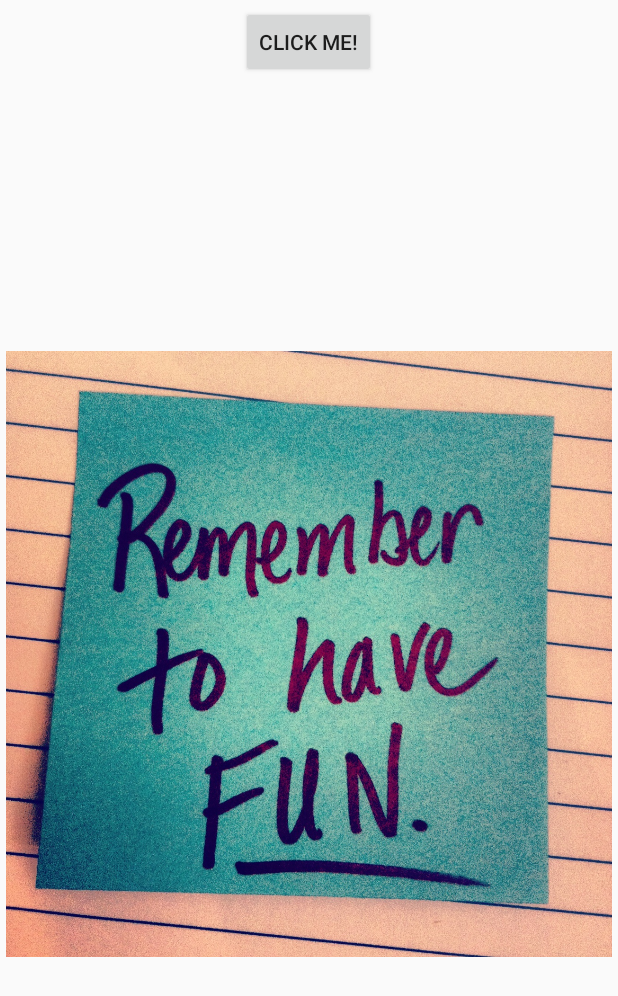
After one commit to kuhnp/stickerProject, an Android app: the layout widget_layout.xml on its own in the app's theme, with its tools: preview values and no code run, on a phone screen of 412 x 824 dp. The commit adds this screen. Shown: the top 996 px of the screen. Run offline under Robolectric (Android 15) with nearby library versions, the phone set to English and light mode, and no system bars.

Commit message:
Creation of the widget that can be edited

```diff
--- /dev/null
+++ b/stickerProject/app/src/main/res/layout/widget_layout.xml
@@ -0,0 +1,27 @@
+<?xml version="1.0" encoding="utf-8"?>
+<LinearLayout
+    xmlns:android="http://schemas.android.com/apk/res/android"
+    android:orientation="vertical"
+    android:layout_width="match_parent"
+    android:layout_height="match_parent"
+    android:gravity="center"
+    android:layout_margin="4dp">
+
+
+
+
+    <Button android:text="Click Me!"
+    android:id="@+id/button"
+    android:layout_width="wrap_content"
+    android:layout_height="wrap_content"/>
+
+
+    <ImageView
+        android:layout_width="wrap_content"
+        android:layout_height="wrap_content"
+        android:id="@+id/imageView"
+        android:layout_gravity="center_horizontal"
+        android:src="@drawable/image_fun"/>
+
+
+</LinearLayout>
```
Also changed, not shown: stickerProject/app/src/main/AndroidManifest.xml (+11 -1 lines), stickerProject/app/src/main/java/com/example/rrhg5930/stickerproject/ExampleAppWidgetProvider.java (added, +64 -0 lines), stickerProject/app/src/main/java/com/example/rrhg5930/stickerproject/MainActivity.java (+34 -8 lines), stickerProject/app/src/main/java/com/example/rrhg5930/stickerproject/StickerApp.java (added, +32 -0 lines), stickerProject/app/src/main/java/com/example/rrhg5930/stickerproject/util/StickerUtil.java (added, +84 -0 lines), stickerProject/app/src/main/res/layout/activity_main.xml (+3 -4 lines), stickerProject/app/src/main/res/xml/appwidget.xml (added, +7 -0 lines).
